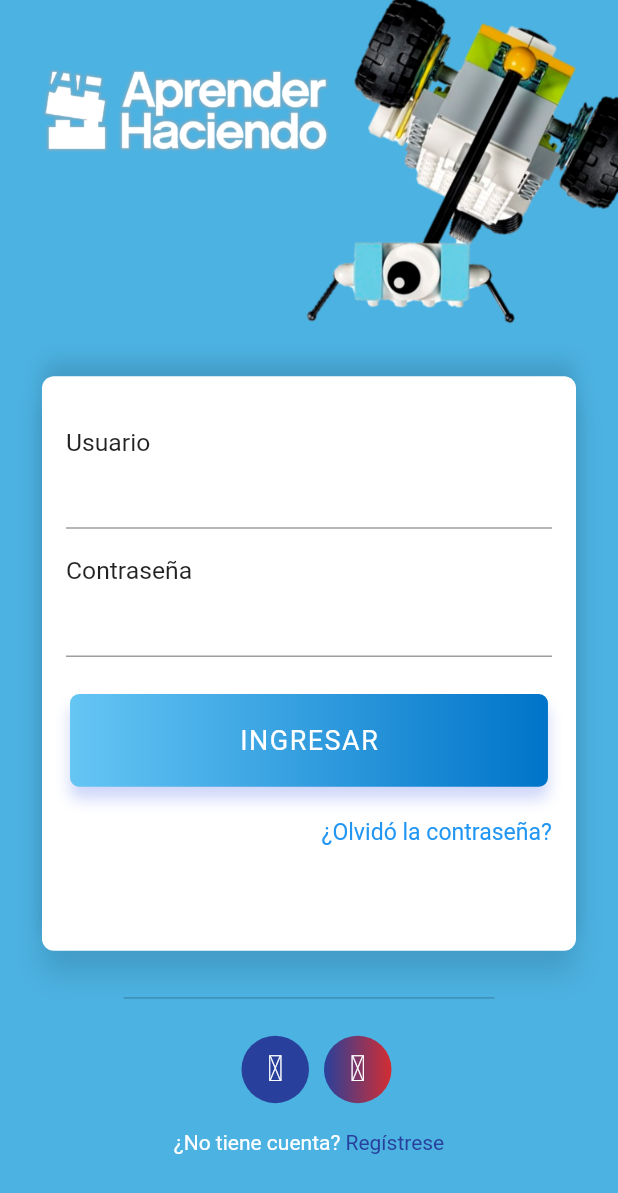
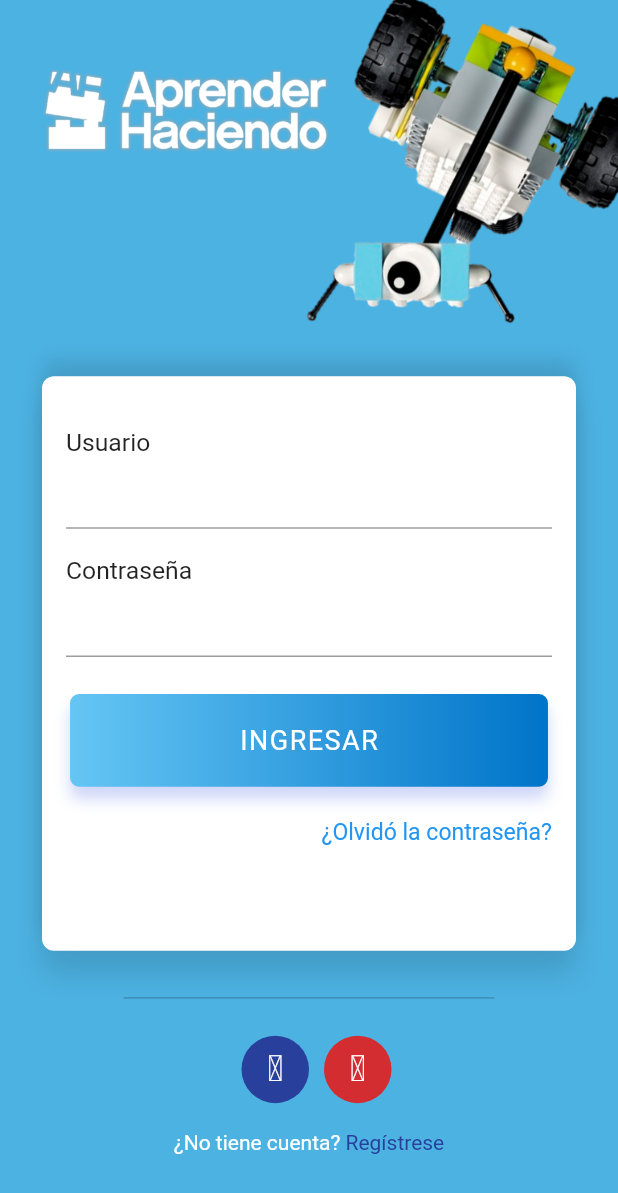
Before and after one commit to Edo08/AprenderHaciendoApp, a Flutter app: the screen it shows after launch, on a phone screen of 412 x 824 dp. Shown: the top 1193 px of the screen. Run offline on Flutter 3.47's test engine with Material 2 defaults, Android fonts, the phone set to English and light mode, and no system bars; our stand-ins replace flutter_screenutil; Roboto replaces fonts that are missing (Poppins-Bold, Poppins-Medium).

Commit message:
Version 1.2

```diff
--- a/lib/main.dart
+++ b/lib/main.dart
@@ -112,7 +112,7 @@ class _MyAppState extends State<MyApp> {
                       ),
                       SocialIcon(
                         colors: [
-                          Color(0xFF28409b),
+                          Color(0xFFd32d32),
                           Color(0xFFd32d32),
                         ],
                         iconData: CustomIcons.googlePlus,
```
